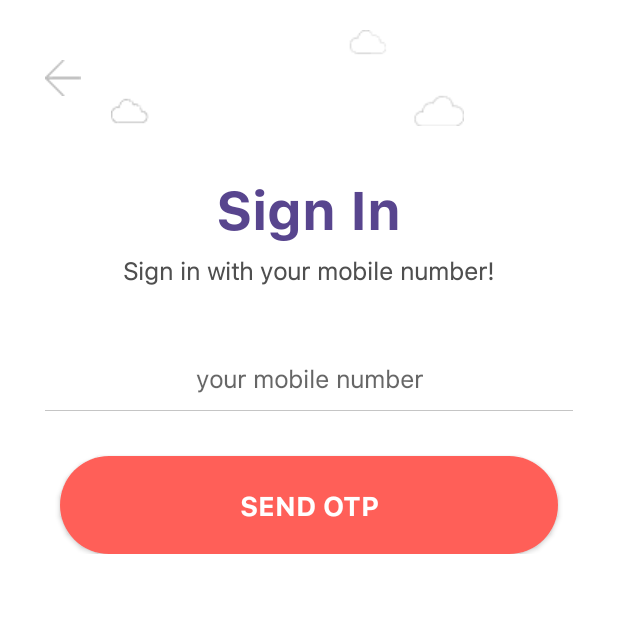
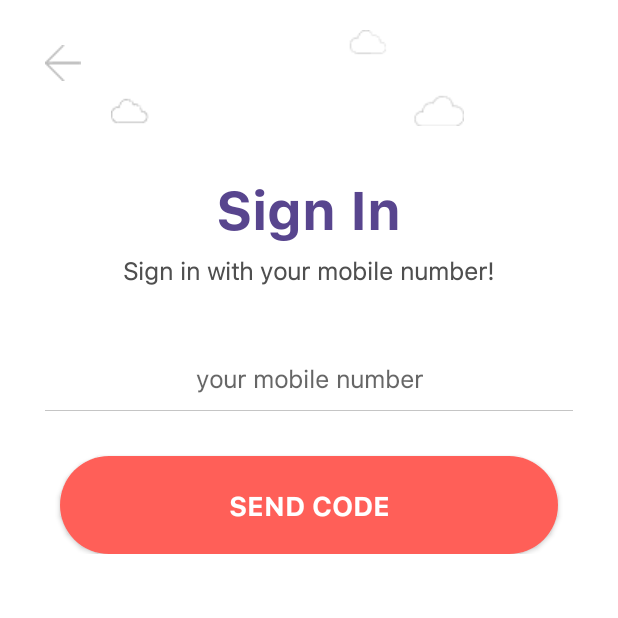
Before and after one commit to sandeepmillipixels/EM, an Android app: the LoginSignupActivity screen opened directly, with no data from a screen before it, on a phone screen of 412 x 824 dp, the top half of it. Run offline under Robolectric (Android 15) with nearby library versions, the phone set to English and light mode, and no system bars; our stand-ins replace ButterKnife, Firebase (no records; nobody signed in at launch, a user with empty details on screens opened directly); libraries missing offline, so code that uses them is left out: com.facebook, com.facebook.login, com.twitter.sdk; plain views replace LoginButton, TwitterLoginButton; 9 statements that could not run were skipped.

Commit message:
ui changes

```diff
--- a/app/src/main/AndroidManifest.xml
+++ b/app/src/main/AndroidManifest.xml
@@ -32,7 +32,8 @@
         <activity
             android:name="com.application.millipixels.expense_rocket.login_signup.LoginSignupActivity"
             android:screenOrientation="portrait"
-            android:windowSoftInputMode="adjustPan|stateHidden" />
+            android:windowSoftInputMode="adjustResize"
+             />
 
         <activity
             android:name="com.application.millipixels.expense_rocket.splash.SplashActivity"
@@ -74,7 +75,7 @@
         <activity
             android:name="com.application.millipixels.expense_rocket.verify_otp.VerifyOtpActity"
             android:screenOrientation="portrait"
-            android:windowSoftInputMode="adjustPan|stateHidden" />
+            android:windowSoftInputMode="adjustResize" />
         <activity
             android:name="com.application.millipixels.expense_rocket.dashboard.Dashboard"
             android:label="@string/title_activity_dashboard"
--- a/app/src/main/java/com/application/millipixels/expense_rocket/login_signup/LoginSignupActivity.java
+++ b/app/src/main/java/com/application/millipixels/expense_rocket/login_signup/LoginSignupActivity.java
@@ -6,20 +6,26 @@ import android.content.Context;
 import android.content.Intent;
 import android.graphics.Color;
 import android.os.Bundle;
+import android.os.Handler;
 import android.support.annotation.NonNull;
 import android.support.annotation.Nullable;
 import android.support.design.widget.Snackbar;
+import android.support.transition.TransitionManager;
 import android.support.v7.widget.AppCompatSpinner;
 import android.util.Log;
 import android.view.Gravity;
 import android.view.View;
 import android.view.Window;
 import android.view.WindowManager;
+import android.view.animation.Animation;
+import android.view.animation.AnimationUtils;
+import android.view.animation.ScaleAnimation;
 import android.widget.AdapterView;
 import android.widget.EditText;
 import android.widget.FrameLayout;
 import android.widget.ImageView;
 import android.widget.LinearLayout;
+import android.widget.RelativeLayout;
 import android.widget.TextView;
 import android.widget.Toast;
 
@@ -74,6 +80,7 @@ import com.twitter.sdk.android.core.identity.TwitterLoginButton;
 import org.json.JSONArray;
 import org.json.JSONException;
 import org.json.JSONObject;
+import org.w3c.dom.Text;
 
 import java.io.IOException;
 import java.io.InputStream;
@@ -94,14 +101,20 @@ import static android.content.ContentValues.TAG;
 
 public class LoginSignupActivity extends Activity {
 
-//    @BindView(R.id.edtPhone)
-//    EditText edtPhone;
+    @BindView(R.id.imgErrorBack)
+    ImageView imgErrorBack;
 
-//    @BindView(R.id.edtEmail)
-//    EditText edtEmail;
+    @BindView(R.id.txtError)
+    TextView txtError;
 
     @BindView(R.id.edtPhoneLogin)
     EditText edtPhoneLogin;
+
+    @BindView(R.id.sign_in_top_layout)
+    LinearLayout sign_in_top_layout;
+
+    @BindView(R.id.top_layout)
+    RelativeLayout top_layout;
 
     String email;
     String mobileNumber;
@@ -256,6 +269,8 @@ public class LoginSignupActivity extends Activity {
                 Log.e("","");
             }
         });
+
+
         LoginManager.getInstance().registerCallback(callbackManager,
                 new FacebookCallback<LoginResult>() {
                     @Override
@@ -397,20 +412,34 @@ public class LoginSignupActivity extends Activity {
     public void twitterLogin(){
 
     }
+    @OnClick(R.id.imgErrorBack)
+    public void errorBack(){
+        finish();
+    }
 
     @OnClick(R.id.btnSendOtpLogin)
     public void onSendOtpLogin(View v){
 
         mobileNumber = edtPhoneLogin.getText().toString().trim();
         if(mobileNumber.length()==0){
-            Snackbar.make(v,"Please enter phone number.",2000).show();
+//            Snackbar.make(v,"Please enter phone number.",2000).show();
+            Animation animation = AnimationUtils.loadAnimation(this, R.anim.scale_down);
+            txtError.setText("Please enter phone number.");
+            sign_in_top_layout.startAnimation(animation);
+            sign_in_top_layout.setVisibility(View.VISIBLE);
         }
         else if(!(mobileNumber.length() >0 && mobileNumber.length()>=10 && mobileNumber.length()<=13)){
-            Snackbar.make(v,"Please enter valid phone number.",2000).show();
+//            Snackbar.make(v,"Please enter valid phone number.",2000).show();
+            txtError.setText("Please enter valid phone number.");
+            Animation animation = AnimationUtils.loadAnimation(this, R.anim.scale_down);
+            sign_in_top_layout.startAnimation(animation);
+            sign_in_top_layout.setVisibility(View.VISIBLE);
+
         }else {
             Intent intent = new Intent(this, VerifyOtpActity.class);
             intent.putExtra(VerifyOtpActity.OTP_NUMBER,mobileNumber);
             startActivity(intent);
+
         }
     }
 
--- /dev/null
+++ b/app/src/main/res/anim/scale_down.xml
@@ -0,0 +1,11 @@
+<?xml version="1.0" encoding="utf-8"?>
+<set xmlns:android="http://schemas.android.com/apk/res/android">
+    <scale
+        android:duration="200"
+        android:fromXScale="1"
+        android:fromYScale="0"
+        android:pivotX="0%"
+        android:pivotY="0%"
+        android:toXScale="1.0"
+        android:toYScale="1.0" />
+</set>
--- a/app/src/main/res/layout/sign_in.xml
+++ b/app/src/main/res/layout/sign_in.xml
@@ -2,23 +2,21 @@
 <RelativeLayout xmlns:android="http://schemas.android.com/apk/res/android"
     android:layout_width="match_parent"
     android:background="@color/white"
+    android:id="@+id/main_layout"
     android:layout_height="match_parent">
 
 
     <!---->
-    <!--<LinearLayout-->
-        <!--android:orientation="horizontal"-->
-        <!--android:id="@+id/sign_in_top_layout"-->
-        <!--android:layout_width="match_parent"-->
+
      <!---->
         <!--android:layout_height="50dp">-->
 <RelativeLayout
-    android:layout_marginTop="@dimen/margin_20_dp"
+
     android:id="@+id/top_layout"
     android:layout_width="match_parent"
     android:layout_height="wrap_content">
     <ImageView
-
+        android:layout_marginTop="@dimen/margin_20_dp"
         android:id="@+id/back_button_otp"
         android:background="@drawable/back"
         android:layout_width="wrap_content"
@@ -26,21 +24,42 @@
         android:tint="#808080"
         android:layout_marginLeft="@dimen/margin_30_dp"
         android:layout_height="wrap_content" />
-
-
-
-    <!--</LinearLayout>-->
-
     <ImageView
         android:layout_toRightOf="@+id/back_button_otp"
         android:id="@+id/sign_in_cloud_imageview"
-        android:layout_below="@+id/sign_in_top_layout"
+        android:layout_marginTop="@dimen/margin_20_dp"
         android:background="@drawable/signin_cloud"
         android:layout_width="wrap_content"
         android:layout_marginLeft="@dimen/margin_20_dp"
+        android:layout_height="wrap_content" />
+    <LinearLayout
+        android:visibility="gone"
+        android:background="@color/red_button"
+        android:layout_height="96dp"
+        android:orientation="horizontal"
+        android:id="@+id/sign_in_top_layout"
+        android:layout_width="match_parent">
+        <ImageView
+            android:id="@+id/imgErrorBack"
+            android:layout_gravity="center_vertical"
+            android:background="@drawable/back"
+            android:layout_width="wrap_content"
+            android:layout_centerVertical="true"
+            android:tint="#FFFFFF"
+            android:layout_marginLeft="@dimen/margin_30_dp"
+            android:layout_height="wrap_content" />
 
+        <com.application.millipixels.expense_rocket.typeface.FontsClass
+            android:text="Please enter a valid phone number"
+            android:id="@+id/txtError"
+            android:layout_marginLeft="@dimen/margin_10_dp"
+            android:layout_marginRight="@dimen/margin_10_dp"
+            android:layout_gravity="center_vertical"
+            android:textColor="@color/white"
+            android:layout_width="wrap_content"
+            android:layout_height="wrap_content" />
 
-        android:layout_height="wrap_content" />
+    </LinearLayout>
 </RelativeLayout>
 
 
@@ -82,6 +101,7 @@
             android:inputType="number"
             android:background="#00000000"
             android:textSize="16sp"
+            android:maxLength="13"
             android:paddingTop="@dimen/padding_50dp"
             android:textAlignment="center"
             android:layout_marginLeft="@dimen/margin_20_dp"
--- a/app/src/main/res/values/strings.xml
+++ b/app/src/main/res/values/strings.xml
@@ -46,7 +46,7 @@
     <string name="signin">Sign In</string>
     <string name="signup">Sign up</string>
     <string name="verify">Verify</string>
-    <string name="send_otp">Send OTP</string>
+    <string name="send_otp">Send CODE</string>
     <string name="change_number">Change Number</string>
     <string name="not_received_otp">Did not receive OTP?</string>
     <string name="resend_otp">Resend OTP</string>
```
Also changed, not shown: 36 other files.
